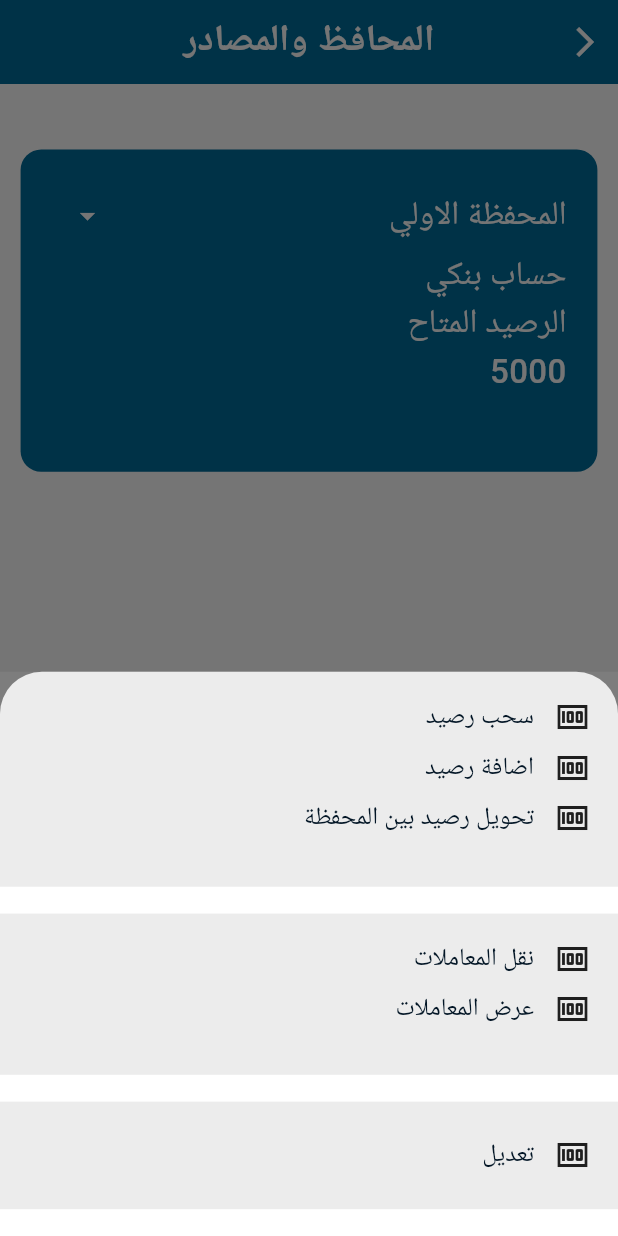
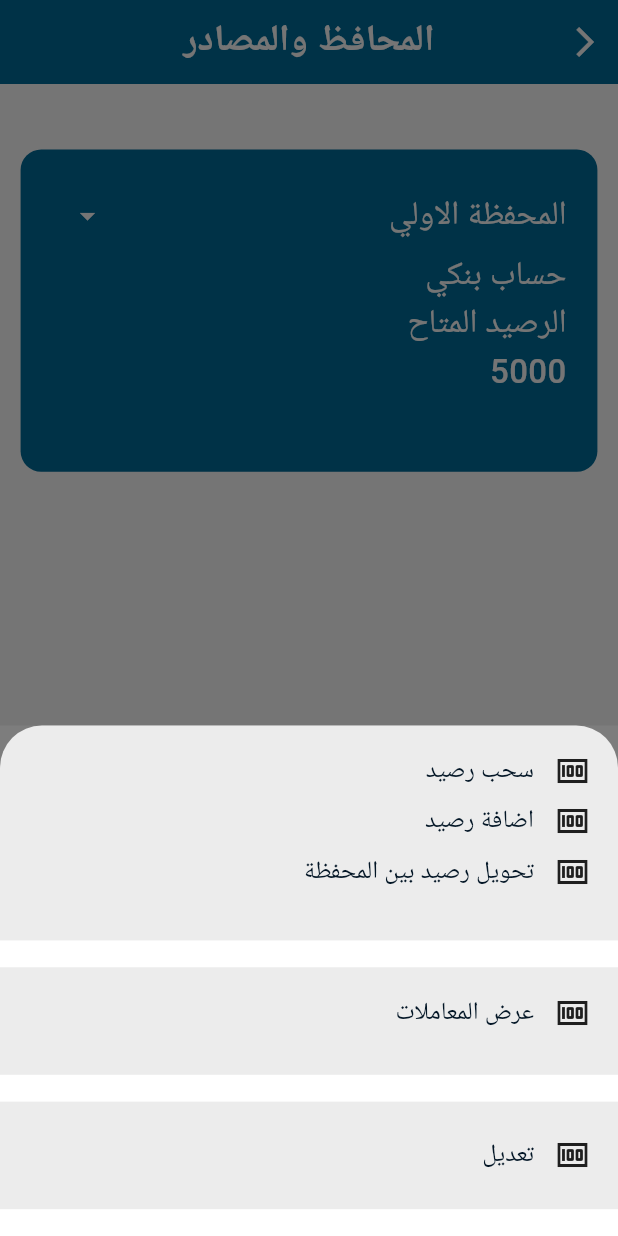
Before and after one commit to tsquare-alex/expenses, a Flutter app: the Wallet screen opened directly, after a tap on the "arrow drop down" icon, on a phone screen of 412 x 824 dp. Run offline on Flutter 3.47's test engine with Material 3 defaults, Android fonts, the light colour scheme and no system bars; drawn by our look-alikes of flutter_easyloading, flutter_slidable; our stand-ins replace animated_bottom_navigation_bar, auto_route, bloc, cloud_firestore, dotted_border, dropdown_button2 and 15 more; missing offline and left inert: circle_progress_bar; accounts and stored records are empty; Roboto replaces fonts that are missing (Tajawal).

Commit message:
edit wallet detalis

```diff
--- a/lib/user/screens/wallet/widgets/wallet_detalis.dart
+++ b/lib/user/screens/wallet/widgets/wallet_detalis.dart
@@ -86,28 +86,12 @@ class _WalletDetailsState extends State<WalletDetails> {
           height: 15.h,
         ),
         Container(
-          height: 90.h,
+          height: 60.h,
           width: double.infinity,
           padding: EdgeInsets.all(16.w),
           decoration: BoxDecoration(color: MyColors.greyWhite),
           child: Column(
             children: [
-              InkWell(
-                onTap: () {},
-                child: Row(
-                  children: [
-                    const Icon(Icons.money),
-                    SizedBox(width: 12.w),
-                    MyText(
-                        title: "نقل المعاملات",
-                        color: MyColors.black,
-                        size: 12.sp),
-                  ],
-                ),
-              ),
-              SizedBox(
-                height: 8.h,
-              ),
               InkWell(
                 onTap: () {},
                 child: Row(
```
